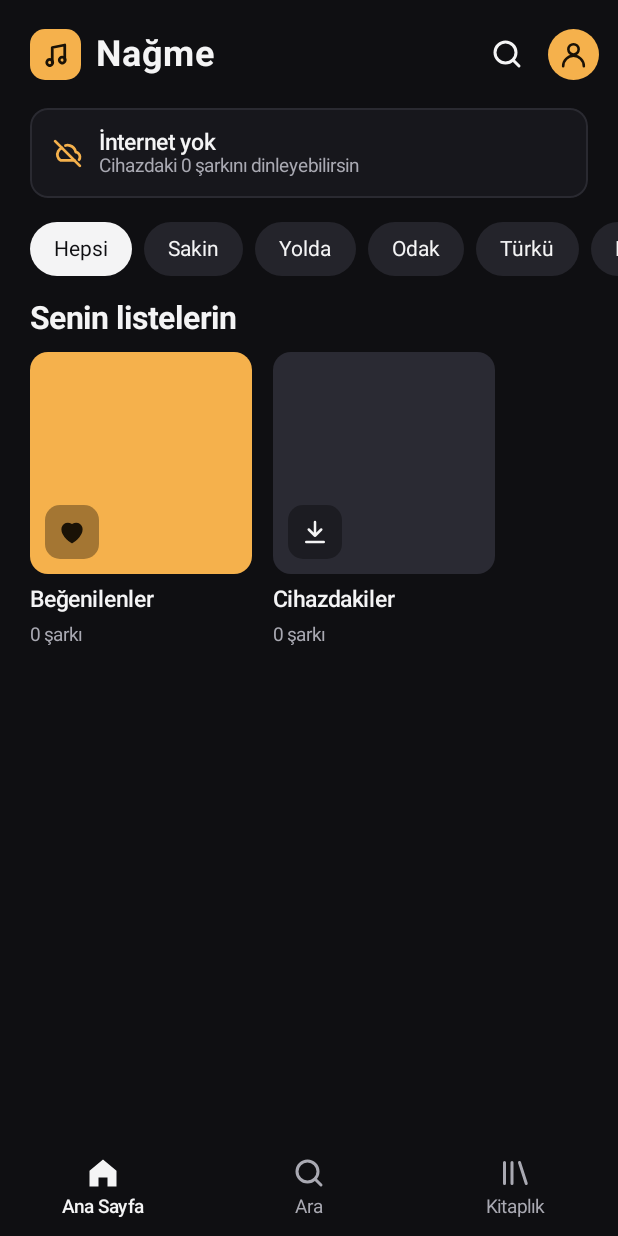
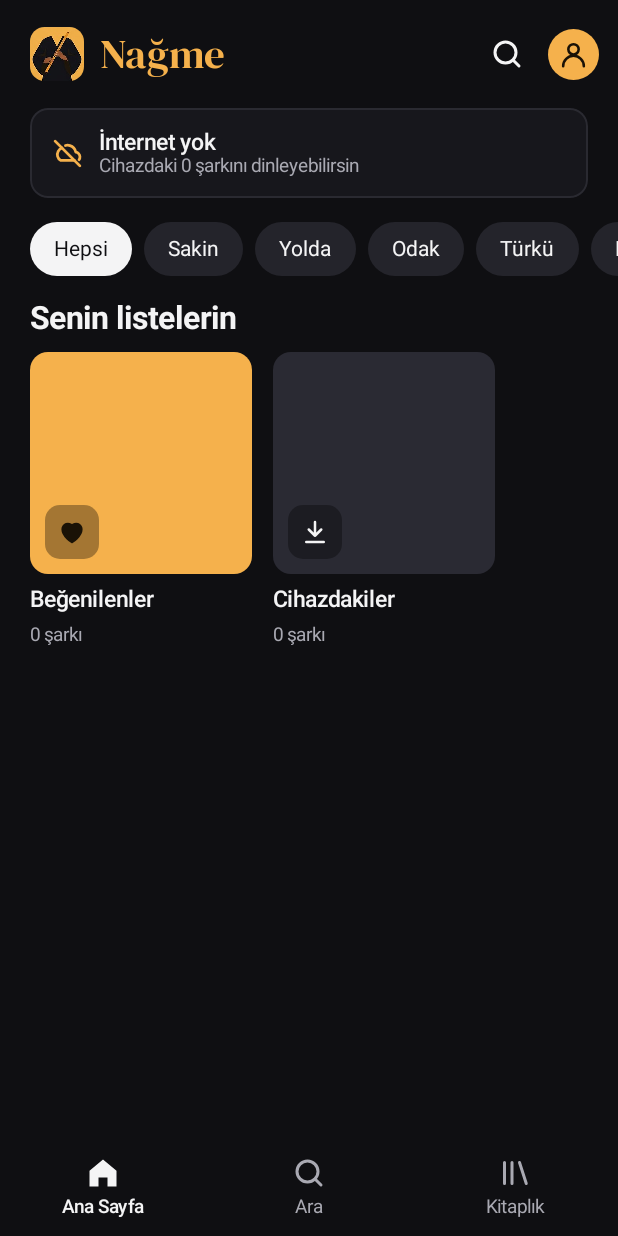
Before and after one commit to mitturkeyhack/Na-me, an Android app built with Jetpack Compose: the screen it shows after launch (MainActivity), on a phone screen of 412 x 824 dp. Run offline under Robolectric (Android 15) with nearby library versions, the phone set to English and light mode, and no system bars; libraries missing offline, so code that uses them is left out: androidx.palette.graphics, org.schabi.newpipe; pictures from the network do not load; 5 statements that could not run were skipped.

Commit message:
Nağme 1.2: neyli yeni simge ve logo (klasik zarif yazı)
- Uygulama simgesi: ney çalan figür (yüzsüz), sarı zemin; tema simgesi için tek renk hâli
- Açılış ekranı: sarı zemin, simge ve altta Nağme yazısı
- Uygulama içinde logo: simge + DM Serif Display yazı
- Bildirim simgesi: ney silüeti

Co-Authored-By: Claude Opus 5.5 <noreply@anthropic.com>
Claude-Session: https://claude.ai/code/session_01Hkfsrzhn81vH8MkT3Uaes8

```diff
--- a/app/src/main/java/com/erkam/nagme/play/PlaybackService.kt
+++ b/app/src/main/java/com/erkam/nagme/play/PlaybackService.kt
@@ -147,7 +147,7 @@ class PlaybackService : MediaSessionService() {
             .build()
 
         setMediaNotificationProvider(
-            DefaultMediaNotificationProvider.Builder(this).build().apply { setSmallIcon(R.drawable.ic_note) }
+            DefaultMediaNotificationProvider.Builder(this).build().apply { setSmallIcon(R.drawable.ic_stat_ney) }
         )
 
         bubble = Bubble(this, player)
--- a/app/src/main/java/com/erkam/nagme/ui/Components.kt
+++ b/app/src/main/java/com/erkam/nagme/ui/Components.kt
@@ -313,3 +313,16 @@ fun rememberCoverTint(thumb: String?, fallback: Color = Color(0xFF14211F), darke
     }
     return c
 }
+
+/** Uygulama simgesi + "Nağme" yazısı (logo B) */
+@Composable
+fun Logo(iconSize: Dp = 36.dp, textSize: Int = 27, modifier: Modifier = Modifier) {
+    Row(modifier, verticalAlignment = Alignment.CenterVertically) {
+        androidx.compose.foundation.Image(
+            painterResource(R.drawable.app_icon), contentDescription = null,
+            modifier = Modifier.size(iconSize).clip(RoundedCornerShape(iconSize * 0.27f))
+        )
+        Spacer(Modifier.width(iconSize * 0.3f))
+        Text("Nağme", fontFamily = LogoFont, fontSize = androidx.compose.ui.unit.TextUnit(textSize.toFloat(), androidx.compose.ui.unit.TextUnitType.Sp), color = Brand)
+    }
+}
--- a/app/src/main/java/com/erkam/nagme/ui/HomeScreen.kt
+++ b/app/src/main/java/com/erkam/nagme/ui/HomeScreen.kt
@@ -61,12 +61,7 @@ fun HomeScreen(vm: MainViewModel, bottomPad: PaddingValues) {
                     Modifier.fillMaxWidth().padding(start = 20.dp, end = 8.dp, top = 14.dp, bottom = 6.dp),
                     verticalAlignment = Alignment.CenterVertically
                 ) {
-                    Box(
-                        Modifier.size(34.dp).clip(RoundedCornerShape(10.dp)).background(C.Accent),
-                        contentAlignment = Alignment.Center
-                    ) { Ic(R.drawable.ic_note, null, tint = C.OnAccent, size = 20.dp) }
-                    Spacer(Modifier.width(10.dp))
-                    Text("Nağme", fontSize = 24.sp, fontWeight = FontWeight.Bold, modifier = Modifier.weight(1f))
+                    Logo(modifier = Modifier.weight(1f))
                     IconBtn(R.drawable.ic_search, "Ara", { vm.tab.value = Tab.Search })
                     Avatar { vm.showSettings.value = true }
                 }
--- a/app/src/main/java/com/erkam/nagme/ui/Theme.kt
+++ b/app/src/main/java/com/erkam/nagme/ui/Theme.kt
@@ -10,7 +10,10 @@ import androidx.compose.runtime.mutableStateOf
 import com.erkam.nagme.data.Store
 import androidx.compose.ui.graphics.Color
 import androidx.compose.ui.text.TextStyle
+import androidx.compose.ui.text.font.Font
+import androidx.compose.ui.text.font.FontFamily
 import androidx.compose.ui.text.font.FontWeight
+import com.erkam.nagme.R
 import androidx.compose.ui.unit.sp
 
 /** Seçilebilir tema renkleri */
@@ -38,6 +41,10 @@ object C {
 }
 
 fun coverColor(key: String) = C.Covers[(key.hashCode() and 0x7fffffff) % C.Covers.size]
+
+/** Nağme logosu: klasik zarif yazı (DM Serif Display) ve marka sarısı */
+val LogoFont = FontFamily(Font(R.font.dm_serif_display))
+val Brand = Color(0xFFF5B14C)
 
 object T {
     val H1 = TextStyle(fontSize = 26.sp, fontWeight = FontWeight.Bold, letterSpacing = (-0.4).sp)
--- /dev/null
+++ b/app/src/main/res/drawable/ic_launcher_mono.xml
@@ -0,0 +1,5 @@
+<vector xmlns:android="http://schemas.android.com/apk/res/android" android:width="108dp" android:height="108dp" android:viewportWidth="108" android:viewportHeight="108">
+  <group android:translateX="30" android:translateY="30" android:scaleX="2" android:scaleY="2">
+    <path android:fillColor="#FFFFFFFF" android:fillType="evenOdd" android:pathData="M3,22L3,15C3,10.5 5.5,8.3 9,7.6L12,12.5L15,7.6C18.5,8.3 21,10.5 21,15L21,22Z M6.65,20.97L5.35,20.03L17.95,2.73L19.25,3.67Z"/>
+  </group>
+</vector>
--- /dev/null
+++ b/app/src/main/res/drawable/ic_stat_ney.xml
@@ -0,0 +1,3 @@
+<vector xmlns:android="http://schemas.android.com/apk/res/android" android:width="24dp" android:height="24dp" android:viewportWidth="24" android:viewportHeight="24">
+  <path android:fillColor="#FFFFFFFF" android:fillType="evenOdd" android:pathData="M3,22L3,15C3,10.5 5.5,8.3 9,7.6L12,12.5L15,7.6C18.5,8.3 21,10.5 21,15L21,22Z M6.65,20.97L5.35,20.03L17.95,2.73L19.25,3.67Z"/>
+</vector>
--- a/app/src/main/res/mipmap-anydpi-v26/ic_launcher.xml
+++ b/app/src/main/res/mipmap-anydpi-v26/ic_launcher.xml
@@ -1,6 +1,6 @@
 <?xml version="1.0" encoding="utf-8"?>
 <adaptive-icon xmlns:android="http://schemas.android.com/apk/res/android">
-    <background android:drawable="@color/accent"/>
-    <foreground android:drawable="@drawable/ic_launcher_fg"/>
-    <monochrome android:drawable="@drawable/ic_launcher_fg"/>
+    <background android:drawable="@color/brand_bg"/>
+    <foreground android:drawable="@drawable/ic_launcher_art"/>
+    <monochrome android:drawable="@drawable/ic_launcher_mono"/>
 </adaptive-icon>
--- /dev/null
+++ b/app/src/main/res/values-v31/themes.xml
@@ -0,0 +1,13 @@
+<?xml version="1.0" encoding="utf-8"?>
+<resources>
+    <style name="Theme.Nagme" parent="android:Theme.Material.NoActionBar">
+        <item name="android:windowBackground">@color/bg</item>
+        <item name="android:statusBarColor">@android:color/transparent</item>
+        <item name="android:navigationBarColor">@android:color/transparent</item>
+        <!-- Açılış ekranı: sarı zemin, neyli simge, altta Nağme yazısı -->
+        <item name="android:windowSplashScreenBackground">@color/brand_bg</item>
+        <item name="android:windowSplashScreenAnimatedIcon">@mipmap/ic_launcher</item>
+        <item name="android:windowSplashScreenIconBackgroundColor">@color/brand_bg</item>
+        <item name="android:windowSplashScreenBrandingImage">@drawable/splash_brand</item>
+    </style>
+</resources>
--- a/app/src/main/res/values/colors.xml
+++ b/app/src/main/res/values/colors.xml
@@ -1,5 +1,6 @@
 <?xml version="1.0" encoding="utf-8"?>
 <resources>
     <color name="accent">#F5B14C</color>
+    <color name="brand_bg">#EDAB4A</color>
     <color name="bg">#0F0F12</color>
 </resources>
```
Also changed, not shown: app/src/main/java/com/erkam/nagme/ui/SettingsScreen.kt (+2 -9 lines), app/src/main/java/com/erkam/nagme/ui/SummaryScreen.kt (+4 -3 lines), app/src/main/res/drawable-nodpi/app_icon.png (added), app/src/main/res/drawable-xxxhdpi/ic_launcher_art.png (added), app/src/main/res/drawable-xxxhdpi/splash_brand.png (added), app/src/main/res/font/dm_serif_display.ttf (added).
